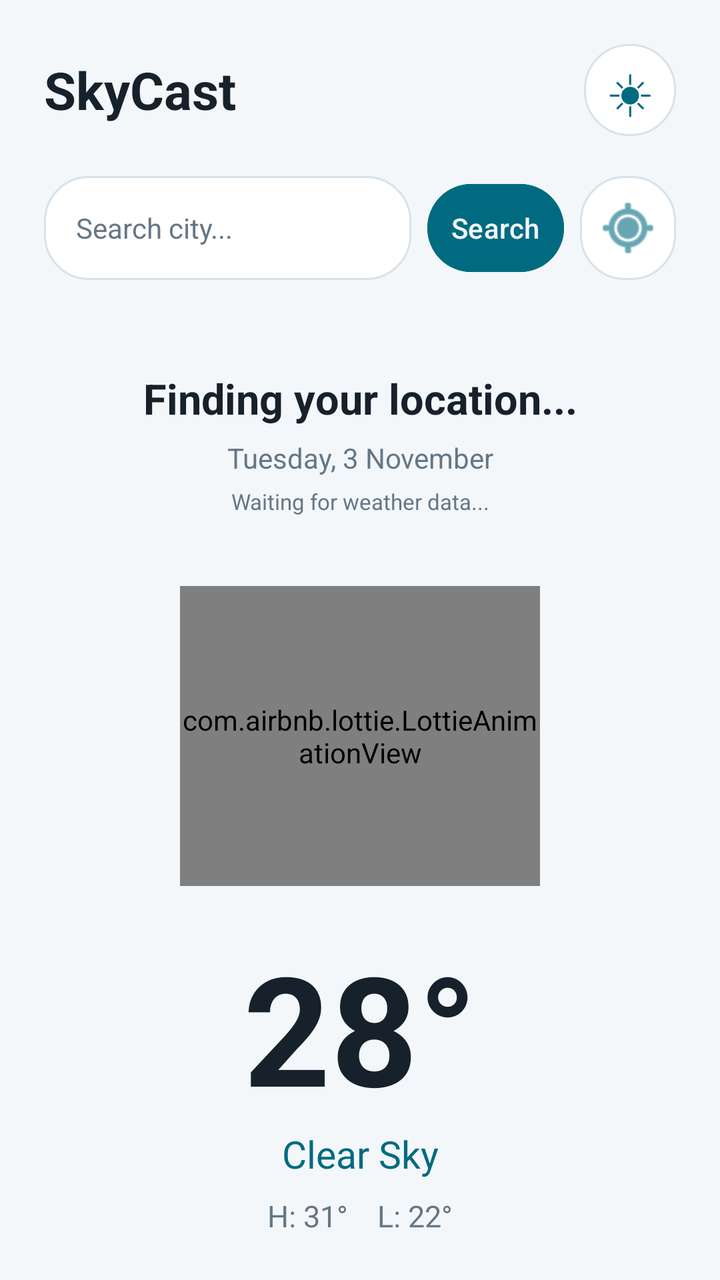
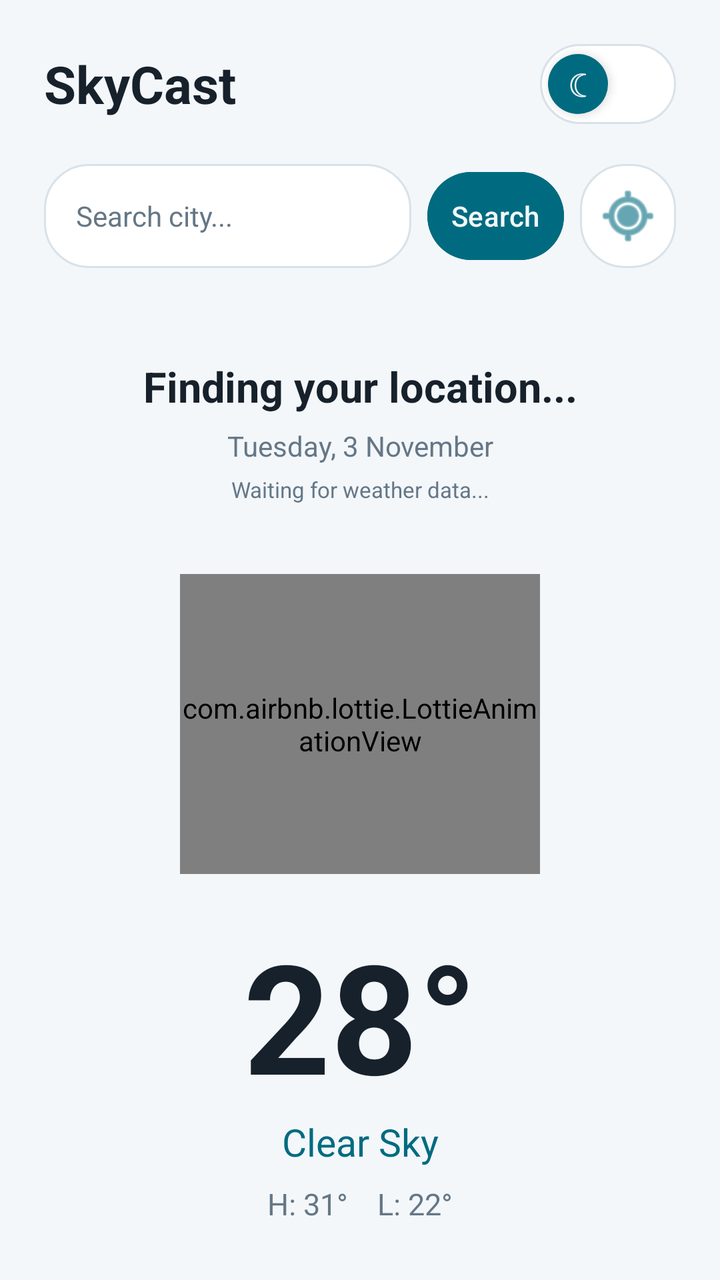

Compare the two renders of this Android layout. The source of the first and the diff that turns it into the second are given below.
<!-- AndroidManifest.xml: application theme Theme.SkyCast -->
<!-- res/layout/activity_main.xml -->
<?xml version="1.0" encoding="utf-8"?>
<ScrollView xmlns:android="http://schemas.android.com/apk/res/android"
    xmlns:app="http://schemas.android.com/apk/res-auto"
    android:layout_width="match_parent"
    android:layout_height="match_parent"
    android:background="@drawable/bg_main"
    android:fillViewport="true"
    android:scrollbars="none">

    <LinearLayout
        android:layout_width="match_parent"
        android:layout_height="wrap_content"
        android:orientation="vertical"
        android:padding="22dp">

        
        <LinearLayout
            android:layout_width="match_parent"
            android:layout_height="wrap_content"
            android:gravity="center_vertical"
            android:orientation="horizontal">

            <TextView
                android:layout_width="0dp"
                android:layout_height="wrap_content"
                android:layout_weight="1"
                android:text="SkyCast"
                android:textColor="@color/sky_text_primary"
                android:textSize="26sp"
                android:textStyle="bold" />

            <TextView
                android:id="@+id/btnThemeToggle"
                android:layout_width="46dp"
                android:layout_height="46dp"
                android:background="@drawable/bg_weather_card"
                android:clickable="true"
                android:focusable="true"
                android:gravity="center"
                android:text="☀︎"
                android:textColor="@color/sky_accent"
                android:textSize="25sp"
                android:contentDescription="Switch to light mode" />

        </LinearLayout>

        
        <LinearLayout
            android:layout_width="match_parent"
            android:layout_height="wrap_content"
            android:layout_marginTop="20dp"
            android:layout_marginBottom="10dp"
            android:gravity="center_vertical"
            android:orientation="horizontal">

            <EditText
                android:id="@+id/etCitySearch"
                android:layout_width="0dp"
                android:layout_height="52dp"
                android:layout_weight="1"
                android:background="@drawable/bg_weather_card"
                android:hint="Search city..."
                android:imeOptions="actionSearch"
                android:inputType="textCapWords"
                android:paddingStart="16dp"
                android:paddingEnd="12dp"
                android:singleLine="true"
                android:textColor="@color/sky_text_primary"
                android:textColorHint="@color/sky_text_secondary"
                android:textSize="14sp" />

            <Button
                android:id="@+id/btnSearchCity"
                android:layout_width="wrap_content"
                android:layout_height="52dp"
                android:layout_marginStart="8dp"
                android:backgroundTint="@color/sky_accent"
                android:minWidth="0dp"
                android:paddingStart="12dp"
                android:paddingEnd="12dp"
                android:text="Search"
                android:textAllCaps="false"
                android:textColor="@color/sky_background" />

            <ImageButton
                android:id="@+id/btnCurrentLocation"
                android:layout_width="48dp"
                android:layout_height="52dp"
                android:layout_marginStart="8dp"
                android:background="@drawable/bg_weather_card"
                android:contentDescription="Use current location"
                android:padding="13dp"
                android:src="@android:drawable/ic_menu_mylocation"
                app:tint="@color/sky_accent" />
        </LinearLayout>

        
        <LinearLayout
            android:id="@+id/citySuggestionsContainer"
            android:layout_width="match_parent"
            android:layout_height="wrap_content"
            android:layout_marginTop="2dp"
            android:background="@drawable/bg_weather_card"
            android:elevation="8dp"
            android:orientation="vertical"
            android:padding="6dp"
            android:visibility="gone">

            <androidx.recyclerview.widget.RecyclerView
                android:id="@+id/citySuggestionsRecyclerView"
                android:layout_width="match_parent"
                android:layout_height="wrap_content"
                android:nestedScrollingEnabled="false"
                android:overScrollMode="never" />
        </LinearLayout>

        
        <TextView
            android:id="@+id/tvCity"
            android:layout_width="match_parent"
            android:layout_height="wrap_content"
            android:layout_marginTop="35dp"
            android:gravity="center"
            android:text="Finding your location..."
            android:textColor="@color/sky_text_primary"
            android:textSize="21sp"
            android:textStyle="bold" />

        <TextView
            android:id="@+id/tvDate"
            android:layout_width="match_parent"
            android:layout_height="wrap_content"
            android:layout_marginTop="6dp"
            android:gravity="center"
            android:text="Tuesday, 3 November"
            android:textColor="@color/sky_text_secondary"
            android:textSize="14sp" />

        <TextView
            android:id="@+id/tvLastUpdated"
            android:layout_width="match_parent"
            android:layout_height="wrap_content"
            android:layout_marginTop="5dp"
            android:gravity="center"
            android:text="Waiting for weather data..."
            android:textColor="@color/sky_text_secondary"
            android:textSize="11sp" />

        
        <FrameLayout
            android:id="@+id/weatherAnimationContainer"
            android:layout_width="220dp"
            android:layout_height="190dp"
            android:layout_gravity="center"
            android:layout_marginTop="15dp">

            
            <View
                android:id="@+id/weatherGlow"
                android:layout_width="310dp"
                android:layout_height="310dp"
                android:layout_gravity="center"
                android:background="@android:color/transparent" />

            
            <com.airbnb.lottie.LottieAnimationView
                android:id="@+id/tvWeatherIcon"
                android:layout_width="180dp"
                android:layout_height="150dp"
                android:layout_gravity="center"
                app:lottie_autoPlay="false"
                app:lottie_loop="true" />

        </FrameLayout>

        
        <TextView
            android:id="@+id/tvTemperature"
            android:layout_width="match_parent"
            android:layout_height="wrap_content"
            android:gravity="center"
            android:text="28°"
            android:textColor="@color/sky_text_primary"
            android:textSize="76sp"
            android:textStyle="bold" />

        <TextView
            android:id="@+id/tvCondition"
            android:layout_width="match_parent"
            android:layout_height="wrap_content"
            android:gravity="center"
            android:text="Clear Sky"
            android:textColor="@color/sky_accent"
            android:textSize="19sp" />

        <TextView
            android:id="@+id/tvHighLow"
            android:layout_width="match_parent"
            android:layout_height="wrap_content"
            android:layout_marginTop="8dp"
            android:gravity="center"
            android:text="H: 31°    L: 22°"
            android:textColor="@color/sky_text_secondary"
            android:textSize="15sp" />

        
        <LinearLayout
            android:layout_width="match_parent"
            android:layout_height="wrap_content"
            android:layout_marginTop="35dp"
            android:background="@drawable/bg_weather_card"
            android:orientation="vertical"
            android:padding="18dp">

            <LinearLayout
                android:layout_width="match_parent"
                android:layout_height="wrap_content"
                android:orientation="horizontal">

                <TextView
                    android:id="@+id/tvFeelsLike"
                    android:layout_width="0dp"
                    android:layout_height="wrap_content"
                    android:layout_weight="1"
                    android:text="Feels Like
29°C"
                    android:textColor="@color/sky_text_primary"
                    android:textSize="15sp" />

                <TextView
                    android:id="@+id/tvHumidity"
                    android:layout_width="0dp"
                    android:layout_height="wrap_content"
                    android:layout_weight="1"
                    android:text="Humidity
45%"
                    android:textColor="@color/sky_text_primary"
                    android:textSize="15sp" />
            </LinearLayout>

            <View
                android:layout_width="match_parent"
                android:layout_height="1dp"
                android:layout_marginTop="18dp"
                android:layout_marginBottom="18dp"
                android:background="@color/sky_divider" />

            <LinearLayout
                android:layout_width="match_parent"
                android:layout_height="wrap_content"
                android:orientation="horizontal">

                <TextView
                    android:id="@+id/tvWind"
                    android:layout_width="0dp"
                    android:layout_height="wrap_content"
                    android:layout_weight="1"
                    android:text="Wind
12 km/h"
                    android:textColor="@color/sky_text_primary"
                    android:textSize="15sp" />

                <TextView
                    android:id="@+id/tvPressure"
                    android:layout_width="0dp"
                    android:layout_height="wrap_content"
                    android:layout_weight="1"
                    android:text="Pressure
1012 hPa"
                    android:textColor="@color/sky_text_primary"
                    android:textSize="15sp" />
            </LinearLayout>
        </LinearLayout>

        
        <TextView
            android:layout_width="match_parent"
            android:layout_height="wrap_content"
            android:layout_marginTop="32dp"
            android:text="5-Day Forecast"
            android:textColor="@color/sky_text_primary"
            android:textSize="20sp"
            android:textStyle="bold" />

        
        <androidx.recyclerview.widget.RecyclerView
            android:id="@+id/forecastRecyclerView"
            android:layout_width="match_parent"
            android:layout_height="185dp"
            android:layout_marginTop="15dp"
            android:clipToPadding="false"
            android:overScrollMode="never" />
    </LinearLayout>
</ScrollView>
<!-- resources referenced by this layout -->
<resources>
  <color name="sky_accent">#006B80</color>
  <color name="sky_background">#F3F7FA</color>
  <color name="sky_divider">#DFE7ED</color>
  <color name="sky_text_primary">#17212B</color>
  <color name="sky_text_secondary">#657786</color>
  <!-- drawable bg_main (drawable) -->
  <?xml version="1.0" encoding="utf-8"?>
  <shape xmlns:android="http://schemas.android.com/apk/res/android">
      <solid android:color="@color/sky_background" />
  </shape>
  <!-- drawable bg_weather_card (drawable) -->
  <?xml version="1.0" encoding="utf-8"?>
  <shape xmlns:android="http://schemas.android.com/apk/res/android">
  
      <solid android:color="@color/sky_card" />
  
      <corners android:radius="22dp" />
  
      <stroke
          android:width="1dp"
          android:color="@color/sky_card_border" />
  
  </shape>
  <style name="Theme.SkyCast" parent="Base.Theme.SkyCast" />
  <color name="sky_card">#FFFFFF</color>
  <color name="sky_card_border">#D8E2EA</color>
  <style name="Base.Theme.SkyCast" parent="Theme.Material3.DayNight.NoActionBar">
          
          
      </style>
</resources>

<!-- the commit's change to res/layout/activity_main.xml (unified diff, before → after) -->
@@ -29,18 +29,36 @@
                 android:textSize="26sp"
                 android:textStyle="bold" />
 
-            <TextView
+            <FrameLayout
                 android:id="@+id/btnThemeToggle"
-                android:layout_width="46dp"
-                android:layout_height="46dp"
-                android:background="@drawable/bg_weather_card"
+                android:layout_width="68dp"
+                android:layout_height="40dp"
+                android:background="@drawable/bg_theme_switch_track"
                 android:clickable="true"
                 android:focusable="true"
-                android:gravity="center"
-                android:text="☀︎"
-                android:textColor="@color/sky_accent"
-                android:textSize="25sp"
-                android:contentDescription="Switch to light mode" />
+                android:contentDescription="Switch theme">
+
+                <FrameLayout
+                    android:id="@+id/themeToggleThumb"
+                    android:layout_width="30dp"
+                    android:layout_height="30dp"
+                    android:layout_gravity="center_vertical|start"
+                    android:layout_marginStart="4dp"
+                    android:background="@drawable/bg_theme_switch_thumb"
+                    android:elevation="3dp">
+
+                    <TextView
+                        android:id="@+id/tvThemeToggleIcon"
+                        android:layout_width="match_parent"
+                        android:layout_height="match_parent"
+                        android:gravity="center"
+                        android:text="☾"
+                        android:textColor="@color/sky_background"
+                        android:textSize="17sp" />
+
+                </FrameLayout>
+
+            </FrameLayout>
 
         </LinearLayout>
 
<!-- resource entries referenced after the edit -->
@@ -9,6 +9,28 @@
   <?xml version="1.0" encoding="utf-8"?>
   <shape xmlns:android="http://schemas.android.com/apk/res/android">
       <solid android:color="@color/sky_background" />
+  </shape>
+  <!-- drawable bg_theme_switch_thumb (drawable) -->
+  <?xml version="1.0" encoding="utf-8"?>
+  <shape xmlns:android="http://schemas.android.com/apk/res/android">
+  
+      <solid android:color="@color/sky_accent" />
+  
+      <corners android:radius="50dp" />
+  
+  </shape>
+  <!-- drawable bg_theme_switch_track (drawable) -->
+  <?xml version="1.0" encoding="utf-8"?>
+  <shape xmlns:android="http://schemas.android.com/apk/res/android">
+  
+      <solid android:color="@color/sky_card" />
+  
+      <corners android:radius="50dp" />
+  
+      <stroke
+          android:width="1dp"
+          android:color="@color/sky_card_border" />
+  
   </shape>
   <!-- drawable bg_weather_card (drawable) -->
   <?xml version="1.0" encoding="utf-8"?>
